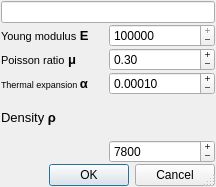
Above: materialdialog.ui from tybor/monodes before the change. Below: the same form after it.
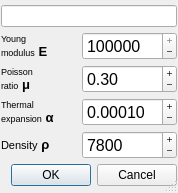
That is the form after the change.

Commit message: Adjusting GUI size.

Diff of the .ui file:
```diff
--- a/materialdialog.ui
+++ b/materialdialog.ui
@@ -6,8 +6,8 @@
    <rect>
     <x>0</x>
     <y>0</y>
-    <width>216</width>
-    <height>187</height>
+    <width>178</width>
+    <height>193</height>
    </rect>
   </property>
   <property name="sizePolicy">
@@ -43,12 +43,18 @@
 &lt;html&gt;&lt;head&gt;&lt;meta name=&quot;qrichtext&quot; content=&quot;1&quot; /&gt;&lt;style type=&quot;text/css&quot;&gt;
 p, li { white-space: pre-wrap; }
 &lt;/style&gt;&lt;/head&gt;&lt;body style=&quot; font-family:'Droid Sans'; font-size:10pt; font-weight:400; font-style:normal;&quot;&gt;
-&lt;p style=&quot; margin-top:0px; margin-bottom:0px; margin-left:0px; margin-right:0px; -qt-block-indent:0; text-indent:0px;&quot;&gt;&lt;span style=&quot; font-size:8pt;&quot;&gt;Young modulus&lt;/span&gt;&lt;span style=&quot; font-weight:600;&quot;&gt; E&lt;/span&gt;&lt;/p&gt;&lt;/body&gt;&lt;/html&gt;</string>
+&lt;p style=&quot; margin-top:0px; margin-bottom:0px; margin-left:0px; margin-right:0px; -qt-block-indent:0; text-indent:0px;&quot;&gt;&lt;span style=&quot; font-size:7pt;&quot;&gt;Young&lt;/span&gt;&lt;/p&gt;
+&lt;p style=&quot; margin-top:0px; margin-bottom:0px; margin-left:0px; margin-right:0px; -qt-block-indent:0; text-indent:0px;&quot;&gt;&lt;span style=&quot; font-size:7pt;&quot;&gt;modulus&lt;/span&gt;&lt;span style=&quot; font-weight:600;&quot;&gt; E&lt;/span&gt;&lt;/p&gt;&lt;/body&gt;&lt;/html&gt;</string>
      </property>
     </widget>
    </item>
    <item row="1" column="1">
     <widget class="QDoubleSpinBox" name="elasticModulus">
+     <property name="font">
+      <font>
+       <pointsize>12</pointsize>
+      </font>
+     </property>
      <property name="buttonSymbols">
       <enum>QAbstractSpinBox::PlusMinus</enum>
      </property>
@@ -73,12 +79,18 @@
 &lt;html&gt;&lt;head&gt;&lt;meta name=&quot;qrichtext&quot; content=&quot;1&quot; /&gt;&lt;style type=&quot;text/css&quot;&gt;
 p, li { white-space: pre-wrap; }
 &lt;/style&gt;&lt;/head&gt;&lt;body style=&quot; font-family:'Droid Sans'; font-size:10pt; font-weight:400; font-style:normal;&quot;&gt;
-&lt;p style=&quot; margin-top:0px; margin-bottom:0px; margin-left:0px; margin-right:0px; -qt-block-indent:0; text-indent:0px;&quot;&gt;&lt;span style=&quot; font-size:8pt;&quot;&gt;Poisson ratio&lt;/span&gt;&lt;span style=&quot; font-weight:600;&quot;&gt; μ&lt;/span&gt;&lt;/p&gt;&lt;/body&gt;&lt;/html&gt;</string>
+&lt;p style=&quot; margin-top:0px; margin-bottom:0px; margin-left:0px; margin-right:0px; -qt-block-indent:0; text-indent:0px;&quot;&gt;&lt;span style=&quot; font-size:7pt;&quot;&gt;Poisson &lt;/span&gt;&lt;/p&gt;
+&lt;p style=&quot; margin-top:0px; margin-bottom:0px; margin-left:0px; margin-right:0px; -qt-block-indent:0; text-indent:0px;&quot;&gt;&lt;span style=&quot; font-size:7pt;&quot;&gt;ratio&lt;/span&gt;&lt;span style=&quot; font-weight:600;&quot;&gt; μ&lt;/span&gt;&lt;/p&gt;&lt;/body&gt;&lt;/html&gt;</string>
      </property>
     </widget>
    </item>
    <item row="2" column="1">
     <widget class="QDoubleSpinBox" name="poissonRatio">
+     <property name="font">
+      <font>
+       <pointsize>12</pointsize>
+      </font>
+     </property>
      <property name="buttonSymbols">
       <enum>QAbstractSpinBox::PlusMinus</enum>
      </property>
@@ -100,12 +112,18 @@
 &lt;html&gt;&lt;head&gt;&lt;meta name=&quot;qrichtext&quot; content=&quot;1&quot; /&gt;&lt;style type=&quot;text/css&quot;&gt;
 p, li { white-space: pre-wrap; }
 &lt;/style&gt;&lt;/head&gt;&lt;body style=&quot; font-family:'Droid Sans'; font-size:10pt; font-weight:400; font-style:normal;&quot;&gt;
-&lt;p style=&quot; margin-top:0px; margin-bottom:0px; margin-left:0px; margin-right:0px; -qt-block-indent:0; text-indent:0px;&quot;&gt;&lt;span style=&quot; font-size:7pt;&quot;&gt;Thermal expansion &lt;/span&gt;&lt;span style=&quot; font-weight:600;&quot;&gt;α&lt;/span&gt;&lt;/p&gt;&lt;/body&gt;&lt;/html&gt;</string>
+&lt;p style=&quot; margin-top:0px; margin-bottom:0px; margin-left:0px; margin-right:0px; -qt-block-indent:0; text-indent:0px;&quot;&gt;&lt;span style=&quot; font-size:7pt;&quot;&gt;Thermal &lt;/span&gt;&lt;/p&gt;
+&lt;p style=&quot; margin-top:0px; margin-bottom:0px; margin-left:0px; margin-right:0px; -qt-block-indent:0; text-indent:0px;&quot;&gt;&lt;span style=&quot; font-size:7pt;&quot;&gt;expansion&lt;/span&gt; &lt;span style=&quot; font-weight:600;&quot;&gt;α&lt;/span&gt;&lt;/p&gt;&lt;/body&gt;&lt;/html&gt;</string>
      </property>
     </widget>
    </item>
    <item row="3" column="1">
     <widget class="QDoubleSpinBox" name="thermalExpansion">
+     <property name="font">
+      <font>
+       <pointsize>12</pointsize>
+      </font>
+     </property>
      <property name="buttonSymbols">
       <enum>QAbstractSpinBox::PlusMinus</enum>
      </property>
@@ -120,25 +138,6 @@
      </property>
     </widget>
    </item>
-   <item row="5" column="1">
-    <widget class="QDoubleSpinBox" name="density">
-     <property name="buttonSymbols">
-      <enum>QAbstractSpinBox::PlusMinus</enum>
-     </property>
-     <property name="decimals">
-      <number>0</number>
-     </property>
-     <property name="maximum">
-      <double>45000.000000000000000</double>
-     </property>
-     <property name="singleStep">
-      <double>10.000000000000000</double>
-     </property>
-     <property name="value">
-      <double>7800.000000000000000</double>
-     </property>
-    </widget>
-   </item>
    <item row="6" column="0" colspan="2">
     <widget class="QDialogButtonBox" name="buttonBox">
      <property name="orientation">
@@ -156,7 +155,31 @@
 &lt;html&gt;&lt;head&gt;&lt;meta name=&quot;qrichtext&quot; content=&quot;1&quot; /&gt;&lt;style type=&quot;text/css&quot;&gt;
 p, li { white-space: pre-wrap; }
 &lt;/style&gt;&lt;/head&gt;&lt;body style=&quot; font-family:'Droid Sans'; font-size:10pt; font-weight:400; font-style:normal;&quot;&gt;
-&lt;p style=&quot; margin-top:0px; margin-bottom:0px; margin-left:0px; margin-right:0px; -qt-block-indent:0; text-indent:0px;&quot;&gt;Density&lt;span style=&quot; font-weight:600;&quot;&gt; ρ&lt;/span&gt;&lt;/p&gt;&lt;/body&gt;&lt;/html&gt;</string>
+&lt;p style=&quot; margin-top:0px; margin-bottom:0px; margin-left:0px; margin-right:0px; -qt-block-indent:0; text-indent:0px;&quot;&gt;&lt;span style=&quot; font-size:8pt;&quot;&gt;Density&lt;/span&gt;&lt;span style=&quot; font-weight:600;&quot;&gt; ρ&lt;/span&gt;&lt;/p&gt;&lt;/body&gt;&lt;/html&gt;</string>
+     </property>
+    </widget>
+   </item>
+   <item row="4" column="1">
+    <widget class="QDoubleSpinBox" name="density">
+     <property name="font">
+      <font>
+       <pointsize>12</pointsize>
+      </font>
+     </property>
+     <property name="buttonSymbols">
+      <enum>QAbstractSpinBox::PlusMinus</enum>
+     </property>
+     <property name="decimals">
+      <number>0</number>
+     </property>
+     <property name="maximum">
+      <double>45000.000000000000000</double>
+     </property>
+     <property name="singleStep">
+      <double>10.000000000000000</double>
+     </property>
+     <property name="value">
+      <double>7800.000000000000000</double>
      </property>
     </widget>
    </item>
```
The commit also changes 4 other files.
